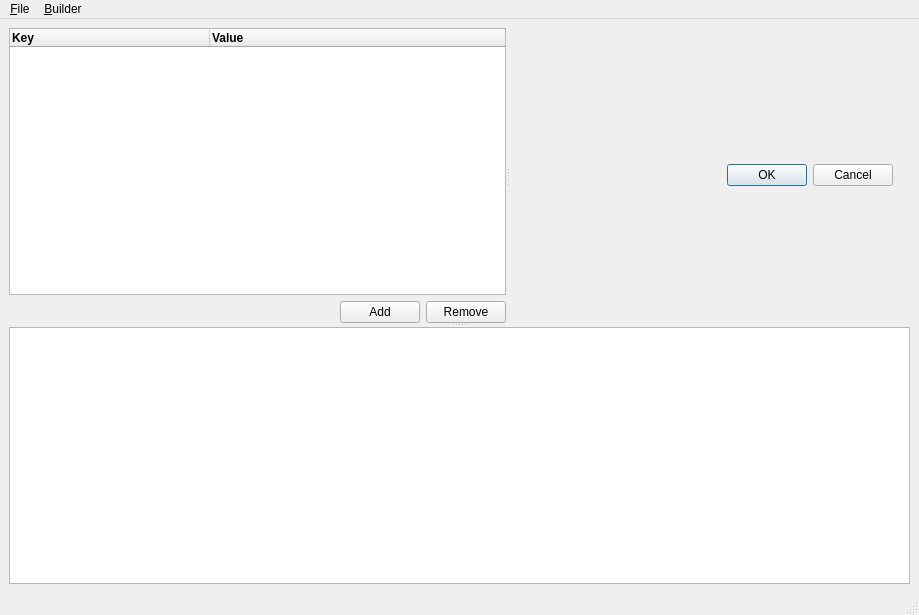
The window that jsb2mainwindow.ui (mchurichi/JSB2-GUI) describes before a commit, drawn with Qt 5.
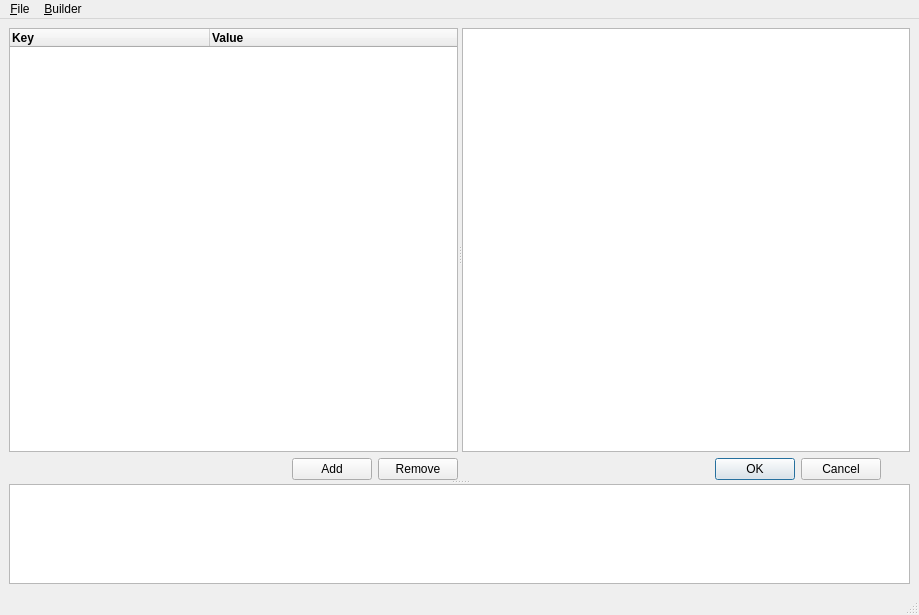
The same window after the commit.

Commit message: Rewriter form editor using QTableWidget and some editors

Diff of the .ui file:
```diff
--- a/jsb2mainwindow.ui
+++ b/jsb2mainwindow.ui
@@ -115,11 +115,14 @@
        <widget class="QWidget" name="layoutWidget">
         <layout class="QVBoxLayout" name="verticalLayout_3">
          <item>
-          <layout class="QFormLayout" name="formLayout">
-           <property name="fieldGrowthPolicy">
-            <enum>QFormLayout::AllNonFixedFieldsGrow</enum>
-           </property>
-          </layout>
+          <widget class="QTableWidget" name="twEditors">
+           <attribute name="horizontalHeaderVisible">
+            <bool>false</bool>
+           </attribute>
+           <attribute name="horizontalHeaderStretchLastSection">
+            <bool>true</bool>
+           </attribute>
+          </widget>
          </item>
          <item>
           <layout class="QHBoxLayout" name="horizontalLayout">
@@ -158,10 +161,10 @@
        </widget>
       </widget>
       <widget class="QPlainTextEdit" name="textConsole">
-       <property name="baseSize">
+       <property name="maximumSize">
         <size>
-         <width>0</width>
-         <height>200</height>
+         <width>16777215</width>
+         <height>100</height>
         </size>
        </property>
        <property name="font">
```
The commit also changes 2 other files.
